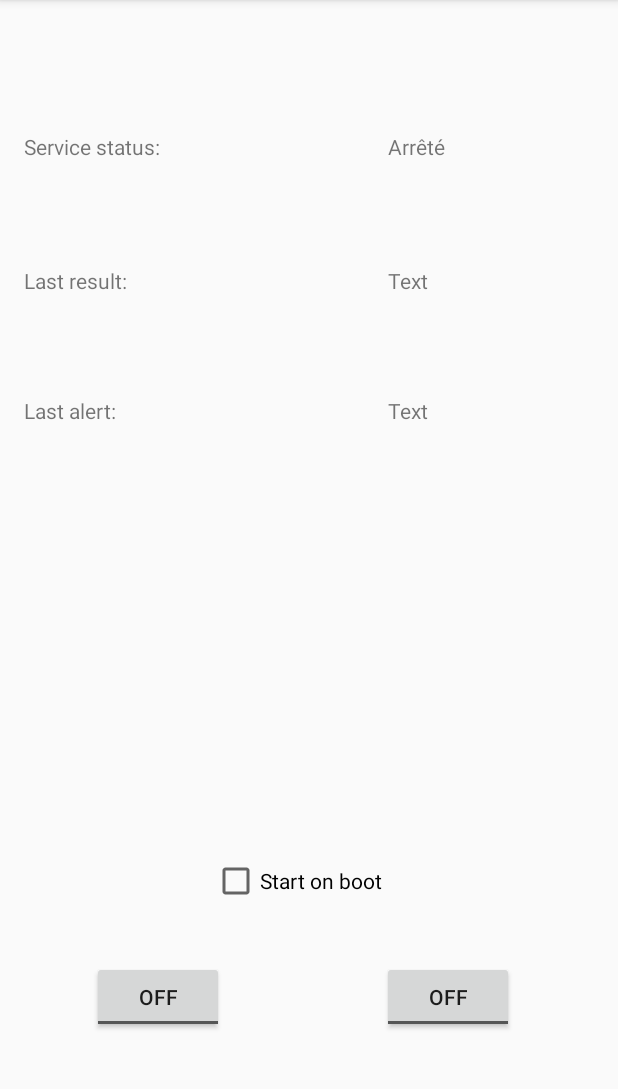
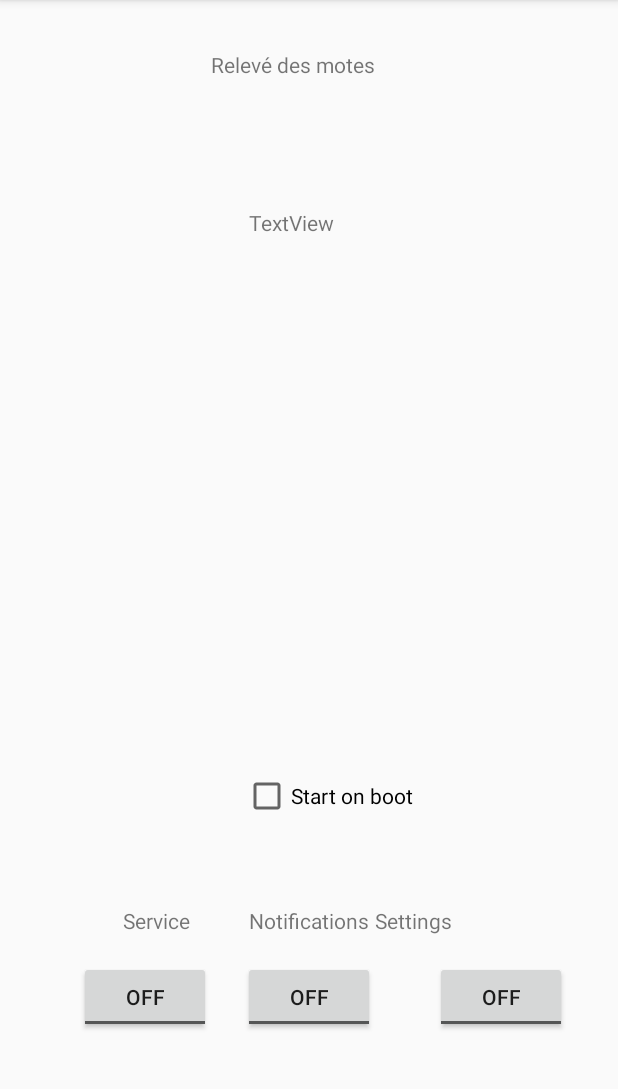
Before and after one commit to hornmartin/ProjetAMIO, an Android app: the screen it shows after launch (MainActivity), on a phone screen of 412 x 824 dp, the part 84-1173 px from its top. Run offline under Robolectric (Android 15) with nearby library versions, the phone set to English and light mode, and no system bars.

Commit message:
Début settings, mail et refonte interface.

```diff
--- a/app/src/main/AndroidManifest.xml
+++ b/app/src/main/AndroidManifest.xml
@@ -26,6 +26,9 @@
             </intent-filter>
         </activity>
 
+        <activity android:name=".Settings">
+        </activity>
+
         <service
             android:name=".MainService"
             android:enabled="true"
--- a/app/src/main/java/com/example/boixel/projetamio/MainActivity.java
+++ b/app/src/main/java/com/example/boixel/projetamio/MainActivity.java
@@ -6,6 +6,7 @@ import android.content.BroadcastReceiver;
 import android.content.Context;
 import android.content.IntentFilter;
 import android.content.SharedPreferences;
+import android.net.Uri;
 import android.support.v4.app.TaskStackBuilder;
 import android.support.v4.content.LocalBroadcastManager;
 import android.support.v7.app.AppCompatActivity;
@@ -19,40 +20,54 @@ public class MainActivity extends AppCompatActivity {
 
     @Override
     protected void onCreate(Bundle savedInstanceState) {
-        //coucou
+
         super.onCreate(savedInstanceState);
         setContentView(R.layout.activity_main);
         Log.d("MainActivity", "Creation de l'activité");
 
         CheckBox checkbox = (CheckBox) findViewById(R.id.checkBox);
 
-        ToggleButton button1 = (ToggleButton) findViewById(R.id.Btn1);
-        button1.setOnCheckedChangeListener(new CompoundButton.OnCheckedChangeListener(){
+        ToggleButton serviceButton = (ToggleButton) findViewById(R.id.serviceButton);
+        serviceButton.setOnCheckedChangeListener(new CompoundButton.OnCheckedChangeListener(){
             @Override
             public void onCheckedChanged(CompoundButton button, boolean isChecked) {
-                TextView TV2 = (TextView) findViewById(R.id.TV2);
-
+                Log.d("service", "Button check");
                 if (button.isChecked()) {
-                    startService(new Intent(getBaseContext(), MainService.class));
-                    TV2.setText("En cours");
+                    startService(new Intent(getBaseContext(), WebService.class));
                 }
                 else{
-                    stopService(new Intent(getBaseContext(), MainService.class));
-                    TV2.setText("Arrêté");
+                    stopService(new Intent(getBaseContext(), WebService.class));
                 }
 
             }
         });
 
-        ToggleButton button2 = (ToggleButton) findViewById(R.id.Btn2);
-        button2.setOnCheckedChangeListener(new CompoundButton.OnCheckedChangeListener(){
+        ToggleButton notifButton = (ToggleButton) findViewById(R.id.notifButton);
+        notifButton.setOnCheckedChangeListener(new CompoundButton.OnCheckedChangeListener(){
             @Override
             public void onCheckedChanged(CompoundButton button, boolean isChecked) {
+
                 if (button.isChecked()) {
-                    startService(new Intent(getBaseContext(), WebService.class));
+                    //do something
                 }
                 else{
-                    stopService(new Intent(getBaseContext(), WebService.class));
+                    //do something
+                }
+
+            }
+        });
+
+        ToggleButton settingsButton = (ToggleButton) findViewById(R.id.settingsButton);
+        settingsButton.setOnCheckedChangeListener(new CompoundButton.OnCheckedChangeListener(){
+            @Override
+            public void onCheckedChanged(CompoundButton button, boolean isChecked) {
+                Log.d("settings", "button");
+                if (button.isChecked()) {
+                    Intent settingsIntent = new Intent(MainActivity.this, Settings.class);
+                    MainActivity.this.startActivity(settingsIntent);
+                }
+                else{
+                    //do something
                 }
 
             }
@@ -80,6 +95,15 @@ public class MainActivity extends AppCompatActivity {
             if(Float.parseFloat(value1) > 250){
                 Log.d("Data", "Lumière allumée (mote1)");
                 onLightChange();
+                Intent emailIntent = new Intent(Intent.ACTION_SEND
+                );
+                emailIntent.setData(Uri.parse("mailto:meskhen@gmail.com"));
+                emailIntent.setType("message/rfc822");
+                //emailIntent.setType("text/plain");
+                emailIntent.putExtra(Intent.EXTRA_SUBJECT, "Subject");
+                emailIntent.putExtra(Intent.EXTRA_TEXT, "Body");
+                //emailIntent.putExtra(Intent.EXTRA_EMAIL, "meskhen@gmail.com");
+                startActivity(Intent.createChooser(emailIntent, "Send mail..."));
             }else{
                 Log.d("Data", "Lumière éteinte (mote1)");
                 onLightChange();
@@ -89,8 +113,8 @@ public class MainActivity extends AppCompatActivity {
             }else{
                 Log.d("Data", "Lumière éteinte (mote2)");
             }
-            TextView TV4 = (TextView) findViewById(R.id.TV4);
-            TV4.setText(value1);
+            TextView moteText = (TextView) findViewById(R.id.moteText);
+            moteText.setText("Mote 1 : "+value1+"\nMote 2 : "+value2);
         }
     };
 
@@ -144,15 +168,8 @@ public class MainActivity extends AppCompatActivity {
             CheckBox checkbox = (CheckBox) findViewById(R.id.checkBox);
             Boolean checkBoxState = sharedPref.getBoolean("checkBoxState", false);
             Log.d("CheckBoxStatus", checkBoxState.toString());
-            if(checkBoxState){/*
-                startService(new Intent(getBaseContext(), MainService.class));
-                TextView TV2 = (TextView) findViewById(R.id.TV2);
-                TV2.setText("En cours");
-                ToggleButton Btn1 = (ToggleButton) findViewById(R.id.Btn1);
-                Btn1.setChecked(true);
-                */
+            if(checkBoxState){
 
-                // TODO Auto-generated method stub
                 if (intent.getAction().equals(Intent.ACTION_BOOT_COMPLETED)){
                     Intent i = new Intent(context, MainActivity.class);
                     i.addFlags(Intent.FLAG_ACTIVITY_NEW_TASK);
--- a/app/src/main/res/layout/activity_main.xml
+++ b/app/src/main/res/layout/activity_main.xml
@@ -10,87 +10,88 @@
     android:paddingTop="@dimen/activity_vertical_margin"
     tools:context="com.example.boixel.projetamio.MainActivity">
 
-    <TextView
-        android:text="Service status:"
+    <ToggleButton
+        android:text="ToggleButton"
         android:layout_width="wrap_content"
         android:layout_height="wrap_content"
-        android:layout_alignParentTop="true"
-        android:layout_marginTop="72dp"
-        android:id="@+id/TV1"/>
-
-    <TextView
-        android:text="Last alert:"
-        android:layout_width="wrap_content"
-        android:layout_height="wrap_content"
-        android:id="@+id/TV5"
-        android:layout_below="@+id/TV3"
-        android:layout_alignStart="@+id/TV3"
-        android:layout_marginTop="67dp"
-        android:layout_alignEnd="@+id/TV3" />
-
-    <TextView
-        android:text="Last result:"
-        android:layout_width="wrap_content"
-        android:layout_height="wrap_content"
-        android:layout_marginTop="70dp"
-        android:id="@+id/TV3"
-        android:layout_below="@+id/TV1"
-        android:layout_alignStart="@+id/TV1"
-        android:layout_alignEnd="@+id/TV1" />
-
-    <TextView
-        android:text="Arrêté"
-        android:layout_width="wrap_content"
-        android:layout_height="wrap_content"
-        android:layout_alignTop="@+id/TV1"
-        android:layout_alignParentEnd="true"
-        android:layout_marginEnd="99dp"
-        android:id="@+id/TV2" />
-
-    <TextView
-        android:text="Text"
-        android:layout_width="wrap_content"
-        android:layout_height="wrap_content"
-        android:id="@+id/TV4"
-        android:layout_alignBaseline="@+id/TV3"
-        android:layout_alignBottom="@+id/TV3"
-        android:layout_alignStart="@+id/TV2" />
-
-    <TextView
-        android:text="Text"
-        android:layout_width="wrap_content"
-        android:layout_height="wrap_content"
-        android:id="@+id/TV6"
-        android:layout_alignBaseline="@+id/TV5"
-        android:layout_alignBottom="@+id/TV5"
-        android:layout_alignStart="@+id/TV4" />
+        android:layout_below="@+id/checkBox"
+        android:layout_centerHorizontal="true"
+        android:id="@+id/notifButton" />
 
     <ToggleButton
         android:text="ToggleButton"
         android:layout_width="wrap_content"
         android:layout_height="wrap_content"
-        android:layout_alignParentBottom="true"
-        android:layout_alignParentStart="true"
-        android:layout_marginStart="45dp"
-        android:layout_marginBottom="63dp"
-        android:id="@+id/Btn1" />
+        android:layout_marginEnd="18dp"
+        android:id="@+id/settingsButton"
+        android:layout_below="@+id/checkBox"
+        android:layout_alignParentEnd="true" />
 
     <ToggleButton
         android:text="ToggleButton"
         android:layout_width="wrap_content"
         android:layout_height="wrap_content"
-        android:layout_alignTop="@+id/Btn1"
-        android:layout_alignParentEnd="true"
-        android:layout_marginEnd="53dp"
-        android:id="@+id/Btn2" />
+        android:layout_marginBottom="63dp"
+        android:id="@+id/serviceButton"
+        android:layout_alignParentBottom="true"
+        android:layout_toStartOf="@+id/checkBox"
+        android:layout_marginEnd="21dp" />
 
     <CheckBox
         android:text="Start on boot"
         android:layout_width="wrap_content"
         android:layout_height="wrap_content"
-        android:layout_above="@+id/Btn1"
-        android:layout_toStartOf="@+id/Btn2"
-        android:layout_marginBottom="37dp"
-        android:id="@+id/checkBox" />
+        android:layout_marginBottom="94dp"
+        android:id="@+id/checkBox"
+        android:layout_above="@+id/serviceButton"
+        android:layout_alignStart="@+id/notifButton" />
+
+    <TextView
+        android:text="Service"
+        android:layout_width="wrap_content"
+        android:layout_height="wrap_content"
+        android:layout_above="@+id/serviceButton"
+        android:layout_alignEnd="@+id/serviceButton"
+        android:layout_marginEnd="13dp"
+        android:layout_marginBottom="17dp"
+        android:id="@+id/serviceText"
+        tools:text="Service" />
+
+    <TextView
+        android:text="Notifications"
+        android:layout_width="wrap_content"
+        android:layout_height="wrap_content"
+        android:layout_alignBottom="@+id/serviceText"
+        android:layout_centerHorizontal="true"
+        android:id="@+id/notifText"
+        tools:text="Notifications" />
+
+    <TextView
+        android:text="Settings"
+        android:layout_width="wrap_content"
+        android:layout_height="wrap_content"
+        android:layout_alignTop="@+id/notifText"
+        android:layout_toEndOf="@+id/title"
+        android:id="@+id/settingsText"
+        tools:text="Settings" />
+
+    <TextView
+        android:text="Relevé des motes"
+        android:layout_width="wrap_content"
+        android:layout_height="wrap_content"
+        android:layout_marginTop="17dp"
+        android:id="@+id/title"
+        tools:text="Relevé des motes"
+        android:layout_alignParentTop="true"
+        android:layout_toEndOf="@+id/serviceText" />
+
+    <TextView
+        android:text="TextView"
+        android:layout_width="wrap_content"
+        android:layout_height="wrap_content"
+        android:layout_marginTop="86dp"
+        android:id="@+id/moteText"
+        android:layout_below="@+id/title"
+        android:layout_alignStart="@+id/notifText" />
 
 </RelativeLayout>
```
Also changed, not shown: app/src/main/java/com/example/boixel/projetamio/Settings.java (added, +20 -0 lines), app/src/main/java/com/example/boixel/projetamio/WebService.java (+19 -5 lines), app/src/main/res/xml/preferences.xml (added, +9 -0 lines).
